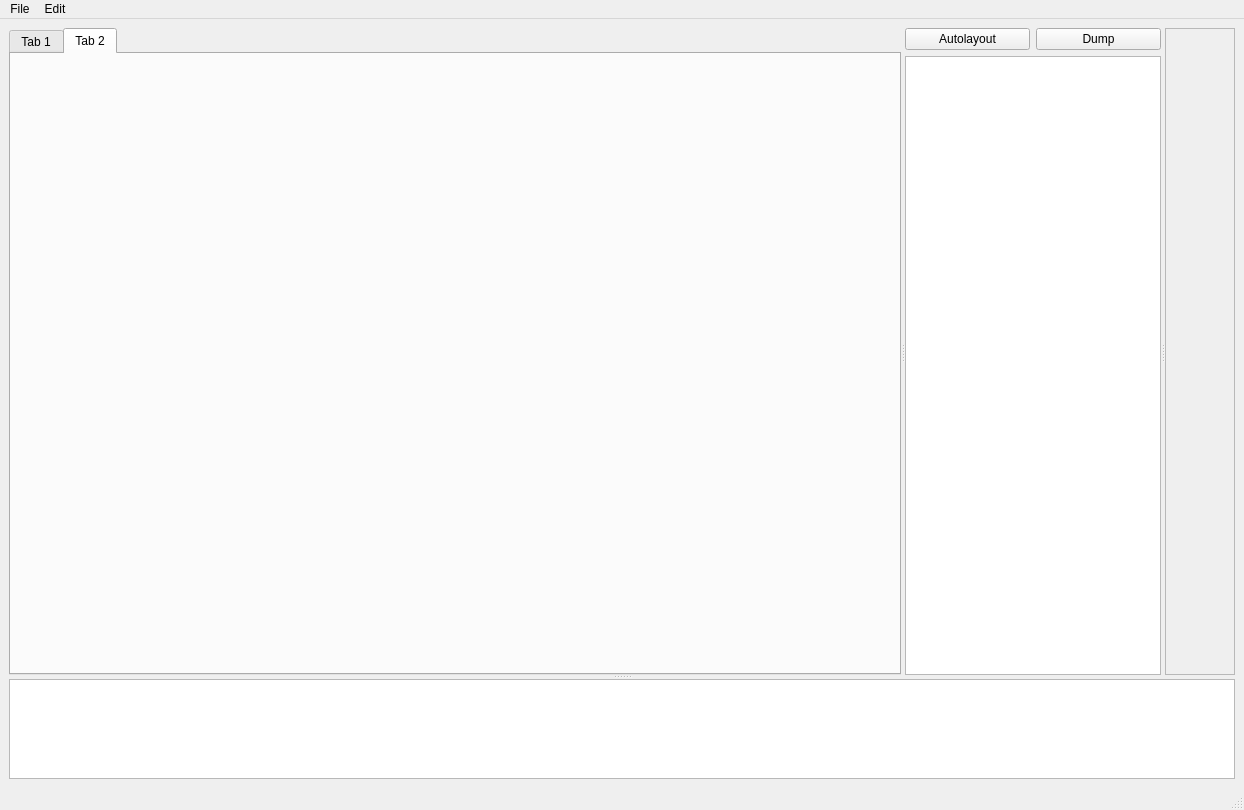
This is assets/main.ui in AU-ExoMars/PCOT as Qt 5 draws it before an edit. The edited form follows.
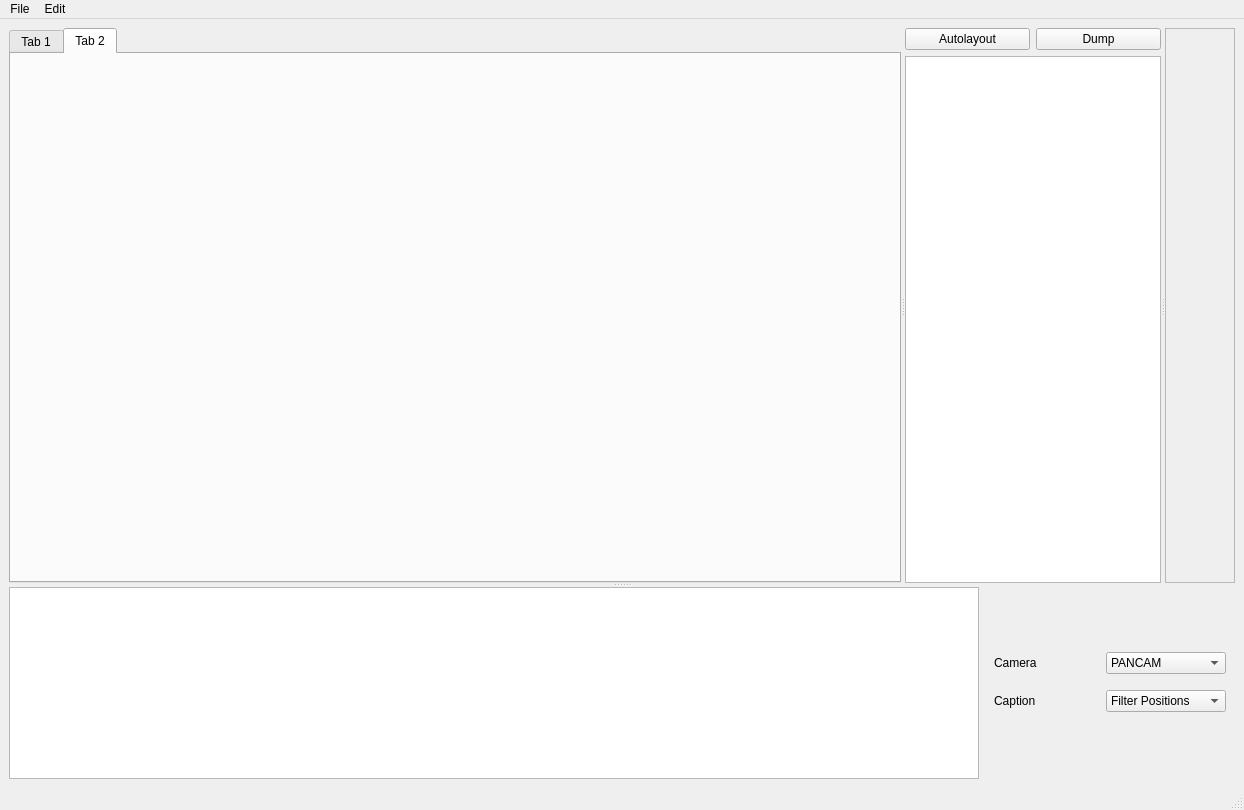
This is the edited form. Custom widgets are drawn as their Qt base class.

```diff
--- a/assets/main.ui
+++ b/assets/main.ui
@@ -24,12 +24,18 @@
     </sizepolicy>
    </property>
    <layout class="QGridLayout" name="gridLayout">
-    <item row="0" column="0">
-     <widget class="QSplitter" name="splitter_2">
+    <item row="0" column="1">
+     <widget class="QSplitter" name="mainSplit">
       <property name="orientation">
        <enum>Qt::Vertical</enum>
       </property>
       <widget class="QSplitter" name="splitter">
+       <property name="sizePolicy">
+        <sizepolicy hsizetype="Expanding" vsizetype="Expanding">
+         <horstretch>0</horstretch>
+         <verstretch>10</verstretch>
+        </sizepolicy>
+       </property>
        <property name="orientation">
         <enum>Qt::Horizontal</enum>
        </property>
@@ -126,28 +132,123 @@
            <x>0</x>
            <y>0</y>
            <width>68</width>
-           <height>644</height>
+           <height>550</height>
           </rect>
          </property>
         </widget>
        </widget>
       </widget>
-      <widget class="QTextEdit" name="logText">
+      <widget class="QWidget" name="horizontalWidget" native="true">
        <property name="sizePolicy">
-        <sizepolicy hsizetype="MinimumExpanding" vsizetype="MinimumExpanding">
+        <sizepolicy hsizetype="Preferred" vsizetype="Preferred">
          <horstretch>0</horstretch>
          <verstretch>0</verstretch>
         </sizepolicy>
        </property>
-       <property name="maximumSize">
-        <size>
-         <width>16777215</width>
-         <height>100</height>
-        </size>
-       </property>
-       <property name="readOnly">
-        <bool>true</bool>
-       </property>
+       <layout class="QHBoxLayout" name="horizontalLayout_2" stretch="0,0">
+        <property name="sizeConstraint">
+         <enum>QLayout::SetDefaultConstraint</enum>
+        </property>
+        <item>
+         <widget class="QTextEdit" name="logText">
+          <property name="sizePolicy">
+           <sizepolicy hsizetype="Expanding" vsizetype="Expanding">
+            <horstretch>0</horstretch>
+            <verstretch>0</verstretch>
+           </sizepolicy>
+          </property>
+          <property name="maximumSize">
+           <size>
+            <width>16777215</width>
+            <height>16777215</height>
+           </size>
+          </property>
+          <property name="baseSize">
+           <size>
+            <width>0</width>
+            <height>0</height>
+           </size>
+          </property>
+         </widget>
+        </item>
+        <item>
+         <widget class="QWidget" name="widget" native="true">
+          <property name="minimumSize">
+           <size>
+            <width>250</width>
+            <height>0</height>
+           </size>
+          </property>
+          <property name="maximumSize">
+           <size>
+            <width>300</width>
+            <height>100</height>
+           </size>
+          </property>
+          <layout class="QGridLayout" name="gridLayout_2">
+           <item row="0" column="0">
+            <widget class="QLabel" name="label">
+             <property name="text">
+              <string>Camera</string>
+             </property>
+            </widget>
+           </item>
+           <item row="0" column="1">
+            <widget class="QComboBox" name="camCombo">
+             <property name="minimumSize">
+              <size>
+               <width>120</width>
+               <height>0</height>
+              </size>
+             </property>
+             <item>
+              <property name="text">
+               <string>PANCAM</string>
+              </property>
+             </item>
+             <item>
+              <property name="text">
+               <string>AUPE</string>
+              </property>
+             </item>
+            </widget>
+           </item>
+           <item row="1" column="0">
+            <widget class="QLabel" name="label_2">
+             <property name="text">
+              <string>Caption</string>
+             </property>
+            </widget>
+           </item>
+           <item row="1" column="1">
+            <widget class="QComboBox" name="capCombo">
+             <property name="minimumSize">
+              <size>
+               <width>120</width>
+               <height>0</height>
+              </size>
+             </property>
+             <item>
+              <property name="text">
+               <string>Filter Positions</string>
+              </property>
+             </item>
+             <item>
+              <property name="text">
+               <string>Filter Names</string>
+              </property>
+             </item>
+             <item>
+              <property name="text">
+               <string>None</string>
+              </property>
+             </item>
+            </widget>
+           </item>
+          </layout>
+         </widget>
+        </item>
+       </layout>
       </widget>
      </widget>
     </item>
```
